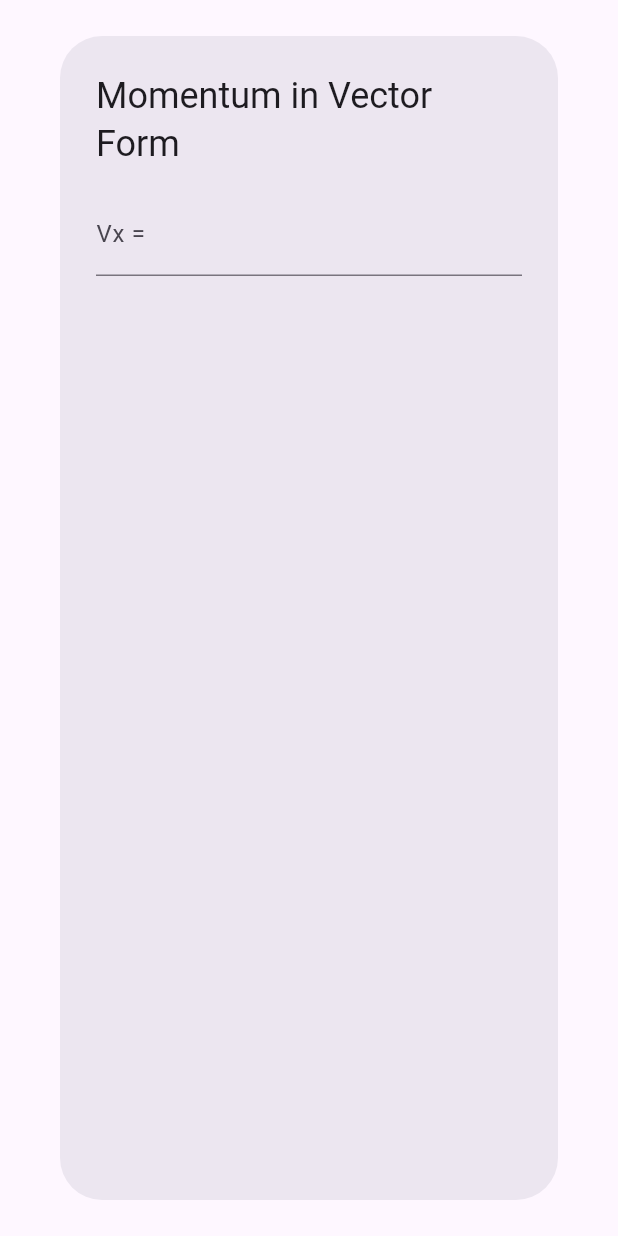
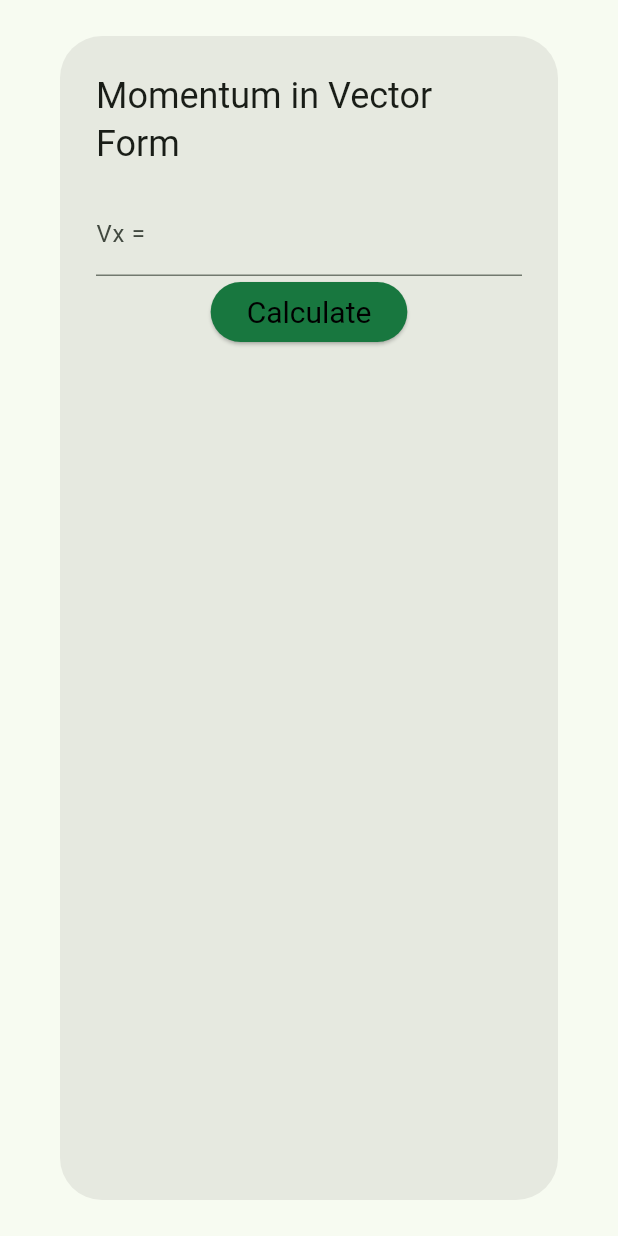
Before and after one commit to LeitMoth/newton-meter, a Flutter app: the MomentumDialog widget shown alone on an empty page, opened directly, on a phone screen of 412 x 824 dp. Run offline on Flutter 3.47's test engine with Material 3 defaults, Android fonts, the phone set to English and light mode, and no system bars; our stand-ins replace sensors_plus.

Commit message:
Made a theme and worked on Momentum Dialog

```diff
--- a/newton_meter/lib/Calculator/Calculator Dialogs/momentum_dialog.dart
+++ b/newton_meter/lib/Calculator/Calculator Dialogs/momentum_dialog.dart
@@ -15,7 +15,15 @@ class MomentumDialog extends StatefulWidget {
 }
 
 class _MomentumDialogState extends State<MomentumDialog> {
-  Vector3 velocity = new Vector3.zero();
+  Vector3 velocity = Vector3.zero();
+  Vector3 momentum = Vector3.zero();
+  double mass = 0;
+
+  ButtonStyle calcStyle = ElevatedButton.styleFrom( textStyle: const TextStyle(fontSize: 20),  backgroundColor: const Color.fromARGB(255, 24, 119, 63), foregroundColor: Color.fromARGB(255, 0, 0, 0));
+
+  void _calculateMomentum() {
+    momentum = velocity * mass;
+  }
 
   @override
   Widget build(BuildContext context) {
@@ -33,6 +41,12 @@ class _MomentumDialogState extends State<MomentumDialog> {
                 });
               }
             ),
+
+            ElevatedButton(
+              onPressed: _calculateMomentum,
+              style: calcStyle,
+              child: const Text('Calculate'),
+            ),
           ]
         )
     );
--- a/newton_meter/lib/main.dart
+++ b/newton_meter/lib/main.dart
@@ -12,7 +12,11 @@ class MyApp extends StatelessWidget {
   // This widget is the root of your application.
   @override
   Widget build(BuildContext context) {
-    return const MaterialApp(home: CalculatorMain());
+    return MaterialApp(
+      title: 'Newton-Meter',
+      theme: ThemeData(colorScheme: ColorScheme.fromSeed(seedColor: Colors.green)),
+      home: const CalculatorMain(),
+      );
 
   }
 }
--- a/newton_meter/pubspec.yaml
+++ b/newton_meter/pubspec.yaml
@@ -38,6 +38,7 @@ dependencies:
   # Use with the CupertinoIcons class for iOS style icons.
   cupertino_icons: ^1.0.8
   sensors_plus: ^6.0.1
+  vector_math: ^2.1.4
 
 
 
```
Also changed, not shown: newton_meter/lib/Calculator/calculator_main.dart (+11 -2 lines), newton_meter/pubspec.lock.
